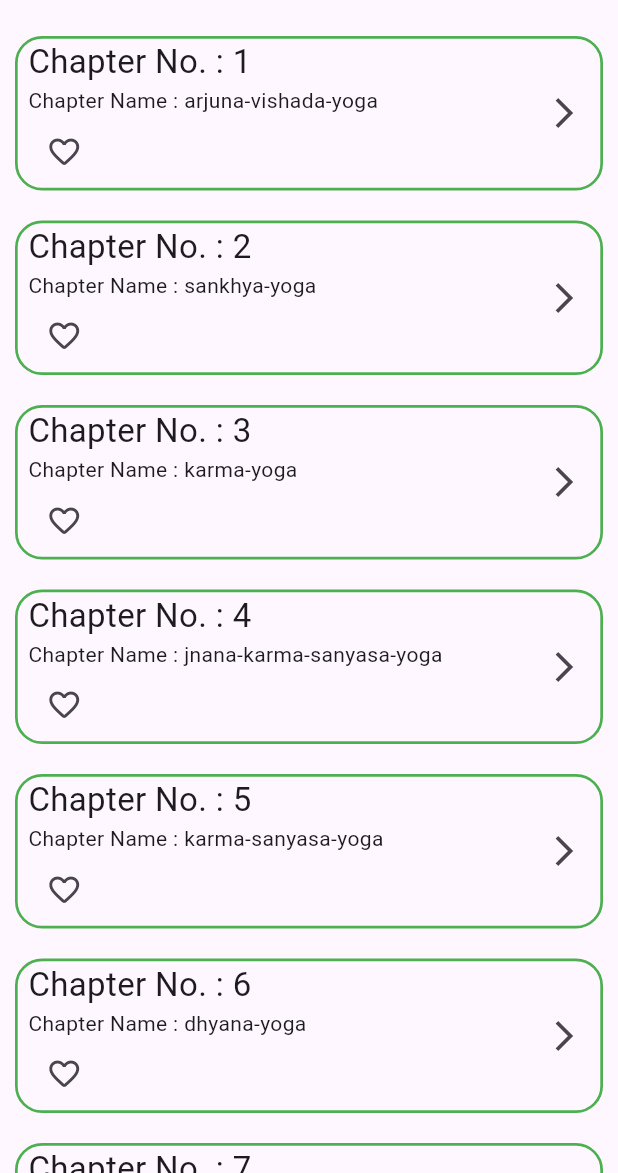
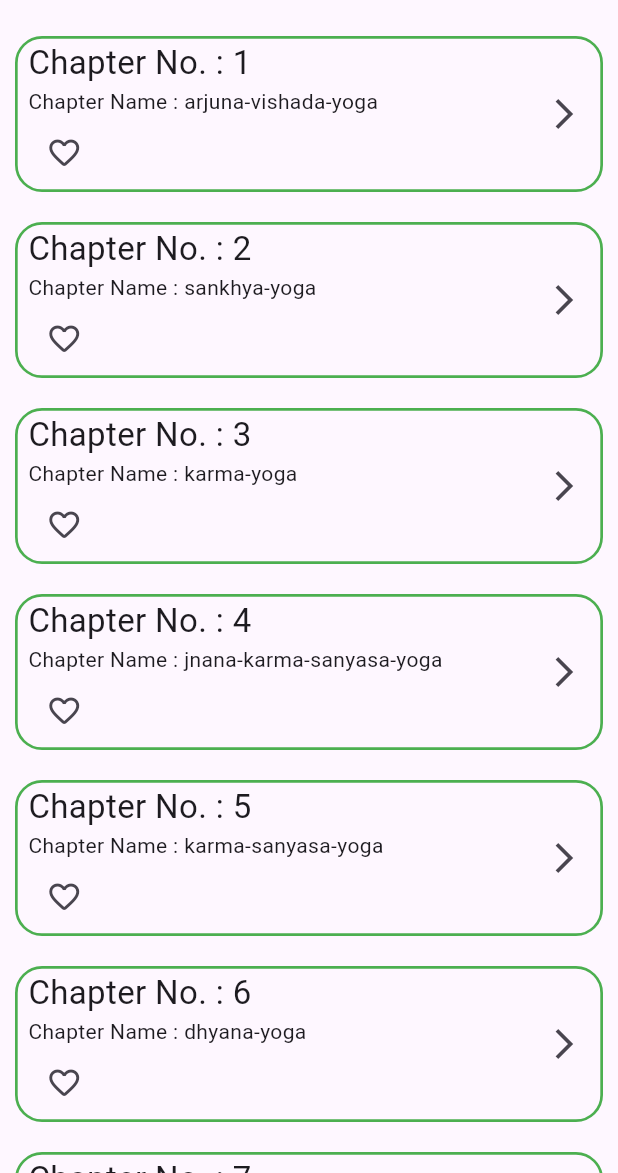
Before and after one commit to krishgohel07/Depature_app, a Flutter app: the screen it shows after launch, on a phone screen of 412 x 824 dp, the part 63-1236 px from its top. Run offline on Flutter 3.47's test engine with Material 3 defaults, Android fonts, the phone set to English and light mode, and no system bars.

Commit message:
Depature_app

```diff
--- a/lib/main.dart
+++ b/lib/main.dart
@@ -145,7 +145,7 @@ class _ChapterState extends State<Chapter> {
             children: shloka
                 .map((e) =>
                 Container(
-                  height: 103,
+                  height: 104,
                   margin: EdgeInsets.all(10),
                   decoration: BoxDecoration(
                       borderRadius: BorderRadius.circular(18),
```
Also changed, not shown: output/Screenshot 2023-12-05 172639.png (added), output/Screenshot 2023-12-05 172703.png (added), output/Screenshot 2023-12-05 172741.png (added), output/Screenshot 2023-12-05 172750.png (added), output/Screenshot 2023-12-05 172758.png (added), output/Screenshot 2023-12-05 172828.png (added), output/Screenshot 2023-12-05 172845.png (added).
